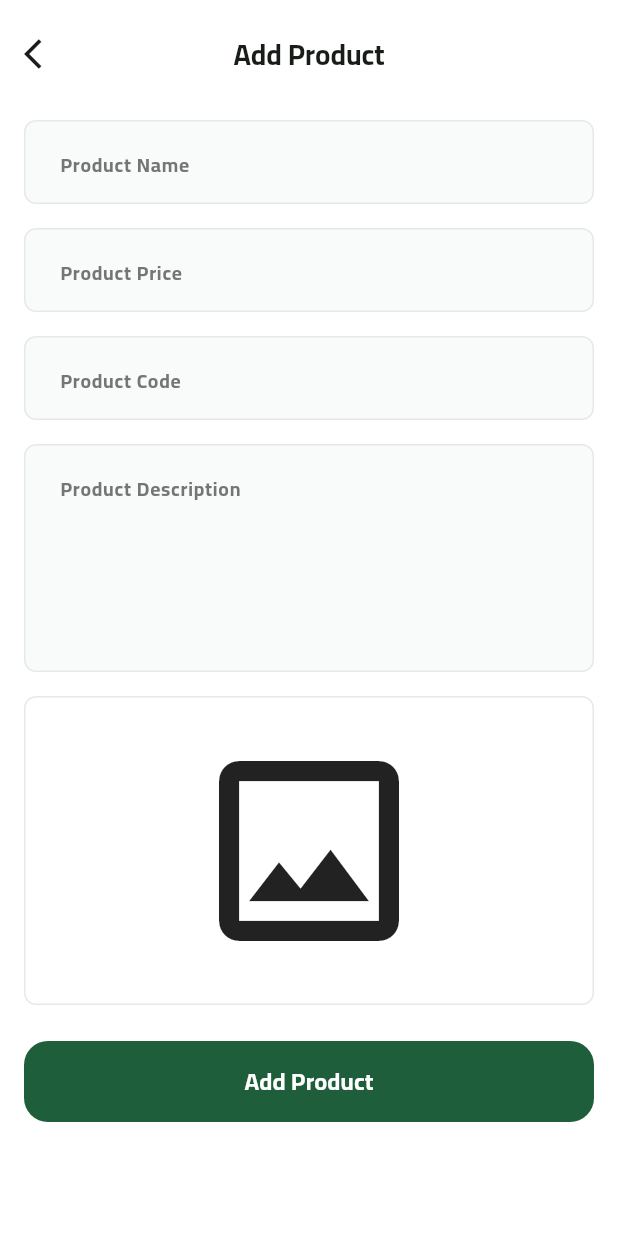
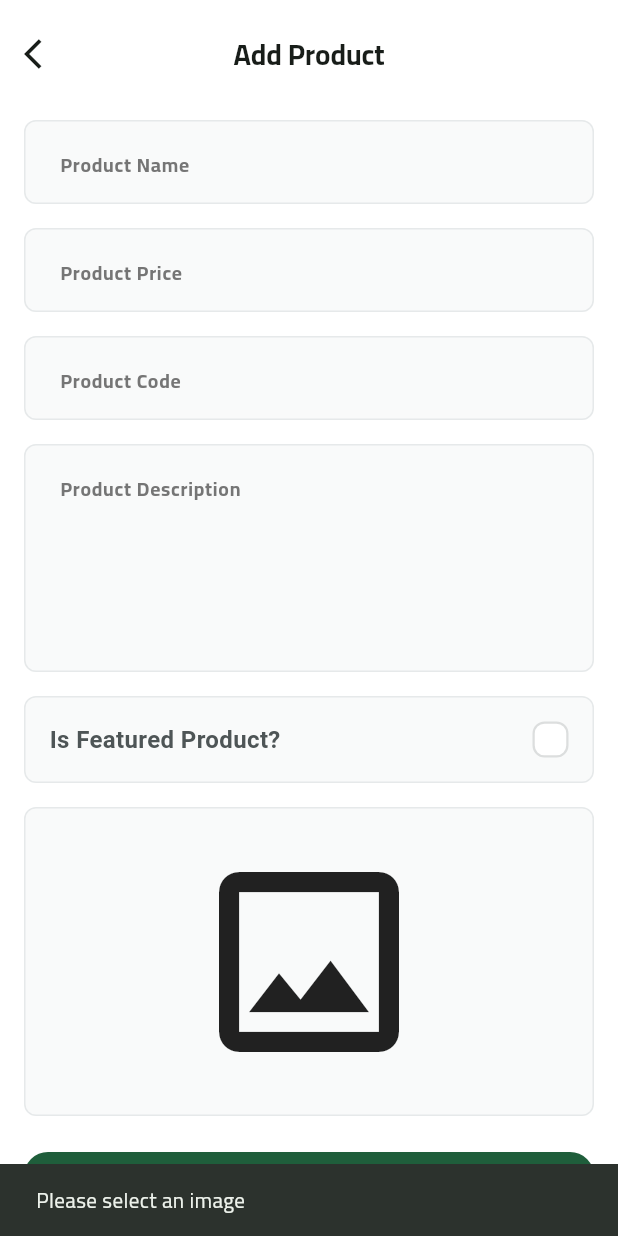
Before and after one commit to AhmedKhaled8907/fruit_hub_dashboard, a Flutter app: the AddProductView screen opened by its route, after a tap on "Add Product", on a phone screen of 412 x 824 dp. Run offline on Flutter 3.47's test engine with Material 3 defaults, Android fonts, the light colour scheme and no system bars; drawn by our look-alikes of skeletonizer; our stand-ins replace firebase_core, flutter_svg, image_picker; accounts and stored records are empty; project files that could hold a hidden picture were left out.

Commit message:
Validate add product form

```diff
--- /dev/null
+++ b/lib/core/widgets/custom_check_box.dart
@@ -0,0 +1,47 @@
+import 'package:flutter/material.dart';
+import 'package:flutter_svg/svg.dart';
+import 'package:fruit_hub_dashboard/core/utils/app_colors.dart';
+import 'package:fruit_hub_dashboard/core/utils/app_images.dart';
+
+class CustomCheckBox extends StatelessWidget {
+  const CustomCheckBox({
+    super.key,
+    required this.isChecked,
+    required this.onChecked,
+  });
+
+  final bool isChecked;
+  final ValueChanged<bool> onChecked;
+
+  @override
+  Widget build(BuildContext context) {
+    return GestureDetector(
+      onTap: () {
+        onChecked(!isChecked);
+      },
+      child: AnimatedContainer(
+        width: 24,
+        height: 24,
+        duration: const Duration(milliseconds: 100),
+        decoration: ShapeDecoration(
+          color: isChecked ? AppColors.primaryColor : Colors.white,
+          shape: RoundedRectangleBorder(
+            side: BorderSide(
+              width: 1.50,
+              color: isChecked ? Colors.transparent : const Color(0xFFDCDEDE),
+            ),
+            borderRadius: BorderRadius.circular(8),
+          ),
+        ),
+        child: Padding(
+          padding: const EdgeInsets.all(2),
+          child: isChecked
+              ? SvgPicture.asset(
+                  Assets.imagesCheck,
+                )
+              : const SizedBox(),
+        ),
+      ),
+    );
+  }
+}
--- a/lib/core/widgets/custom_text_form_field.dart
+++ b/lib/core/widgets/custom_text_form_field.dart
@@ -30,7 +30,12 @@ class CustomTextFormField extends StatelessWidget {
       maxLines: maxLines,
       obscureText: obscureText,
       onSaved: onSaved,
-      // validator: validator,
+      validator: (value) {
+        if (value == null || value.isEmpty) {
+          return 'Field is required';
+        }
+        return null;
+      },
       keyboardType: keyboardType,
       style: TextStyles.semiBold16,
       decoration: InputDecoration(
@@ -50,8 +55,13 @@ class CustomTextFormField extends StatelessWidget {
         ),
         enabledBorder: outline(),
         focusedBorder: outline(),
-        errorBorder: outline(),
         border: outline(),
+        errorBorder: const OutlineInputBorder(
+          borderRadius: BorderRadius.all(Radius.circular(8)),
+          borderSide: BorderSide(
+            color: Colors.red,
+          ),
+        ),
       ),
     );
   }
--- a/lib/features/add_product/presentation/views/widgets/add_product_view_body.dart
+++ b/lib/features/add_product/presentation/views/widgets/add_product_view_body.dart
@@ -1,6 +1,9 @@
+import 'dart:io';
+
 import 'package:flutter/material.dart';
 import 'package:fruit_hub_dashboard/core/widgets/custom_button.dart';
 import 'package:fruit_hub_dashboard/core/widgets/custom_text_form_field.dart';
+import 'package:fruit_hub_dashboard/features/add_product/presentation/views/widgets/is_featured.dart';
 
 import 'image_field.dart';
 
@@ -15,6 +18,11 @@ class _AddProductViewBodyState extends State<AddProductViewBody> {
   var formKey = GlobalKey<FormState>();
   var autovalidateMode = AutovalidateMode.disabled;
 
+  late String productName, productCode, productDescription;
+  late num productPrice;
+  bool isFeatured = false;
+  File? productImage;
+
   @override
   Widget build(BuildContext context) {
     return SingleChildScrollView(
@@ -26,35 +34,71 @@ class _AddProductViewBodyState extends State<AddProductViewBody> {
           child: Column(
             children: [
               const SizedBox(height: 24),
-              const CustomTextFormField(
+              CustomTextFormField(
                 hintText: 'Product Name',
                 keyboardType: TextInputType.text,
+                onSaved: (value) {
+                  productName = value!;
+                },
               ),
               const SizedBox(height: 16),
-              const CustomTextFormField(
+              CustomTextFormField(
                 hintText: 'Product Price',
                 keyboardType: TextInputType.number,
+                onSaved: (value) {
+                  productPrice = num.parse(value!);
+                },
               ),
               const SizedBox(height: 16),
-              const CustomTextFormField(
+              CustomTextFormField(
                 hintText: 'Product Code',
                 keyboardType: TextInputType.text,
+                onSaved: (value) {
+                  productCode = value!.toLowerCase();
+                },
               ),
               const SizedBox(height: 16),
-              const CustomTextFormField(
+              CustomTextFormField(
                 hintText: 'Product Description',
                 keyboardType: TextInputType.number,
                 maxLines: 5,
+                onSaved: (value) {
+                  productDescription = value!;
+                },
               ),
               const SizedBox(height: 16),
+              IsFeatured(onChanged: (value) {
+                isFeatured = value;
+              }),
+              const SizedBox(height: 16),
               ImageField(
-                onFileChanged: (value) {},
+                onFileChanged: (value) {
+                  productImage = value;
+                },
               ),
               const SizedBox(height: 24),
               CustomButton(
-                onPressed: () {},
+                onPressed: () {
+                  if (productImage != null) {
+                    if (formKey.currentState!.validate()) {
+                      formKey.currentState!.save();
+                      autovalidateMode = AutovalidateMode.disabled;
+                      setState(() {});
+                    } else {
+                      autovalidateMode = AutovalidateMode.always;
+                      setState(() {});
+                    }
+                  } else {
+                    ScaffoldMessenger.of(context).showSnackBar(
+                      const SnackBar(
+                        content: Text('Please select an image'),
+                      ),
+                    );
+                  }
+                },
                 text: "Add Product",
               ),
+              const SizedBox(height: 16),
             ],
           ),
         ),
--- a/lib/features/add_product/presentation/views/widgets/image_field.dart
+++ b/lib/features/add_product/presentation/views/widgets/image_field.dart
@@ -1,6 +1,7 @@
 import 'dart:io';
 
 import 'package:flutter/material.dart';
+import 'package:fruit_hub_dashboard/core/utils/app_colors.dart';
 import 'package:image_picker/image_picker.dart';
 import 'package:skeletonizer/skeletonizer.dart';
 
@@ -33,6 +34,7 @@ class _ImageFieldState extends State<ImageField> {
               height: MediaQuery.sizeOf(context).height * 0.25,
               width: double.infinity,
               decoration: BoxDecoration(
+                color: AppColors.textFormFieldColor,
                 borderRadius: BorderRadius.circular(8),
                 border: Border.all(
                   color: const Color(0xffE6E9EA),
--- /dev/null
+++ b/lib/features/add_product/presentation/views/widgets/is_featured.dart
@@ -0,0 +1,61 @@
+import 'package:flutter/material.dart';
+import 'package:fruit_hub_dashboard/core/utils/app_colors.dart';
+import 'package:fruit_hub_dashboard/core/utils/app_text_styles.dart';
+import 'package:fruit_hub_dashboard/core/widgets/custom_check_box.dart';
+
+class IsFeatured extends StatefulWidget {
+  const IsFeatured({
+    super.key,
+    required this.onChanged,
+  });
+
+  final ValueChanged<bool> onChanged;
+
+  @override
+  State<IsFeatured> createState() => _IsFeaturedState();
+}
+
+class _IsFeaturedState extends State<IsFeatured> {
+  bool isTermsAccepted = false;
+
+  @override
+  Widget build(BuildContext context) {
+    return Container(
+      padding: const EdgeInsets.all(16),
+      decoration: BoxDecoration(
+        color: AppColors.textFormFieldColor,
+        borderRadius: BorderRadius.circular(8),
+        border: Border.all(
+          color: const Color(0xffE6E9EA),
+        ),
+      ),
+      child: Row(
+        mainAxisAlignment: MainAxisAlignment.spaceBetween,
+        children: [
+          Text.rich(
+            TextSpan(
+              children: [
+                TextSpan(
+                  text: 'Is Featured Product?',
+                  style: TextStyles.semiBold16.copyWith(
+                    color: AppColors.greyColor,
+                  ),
+                ),
+              ],
+            ),
+            textAlign: TextAlign.start,
+          ),
+          const SizedBox(width: 16),
+          CustomCheckBox(
+            isChecked: isTermsAccepted,
+            onChecked: (value) {
+              isTermsAccepted = value;
+              widget.onChanged(value);
+              setState(() {});
+            },
+          ),
+        ],
+      ),
+    );
+  }
+}
```
